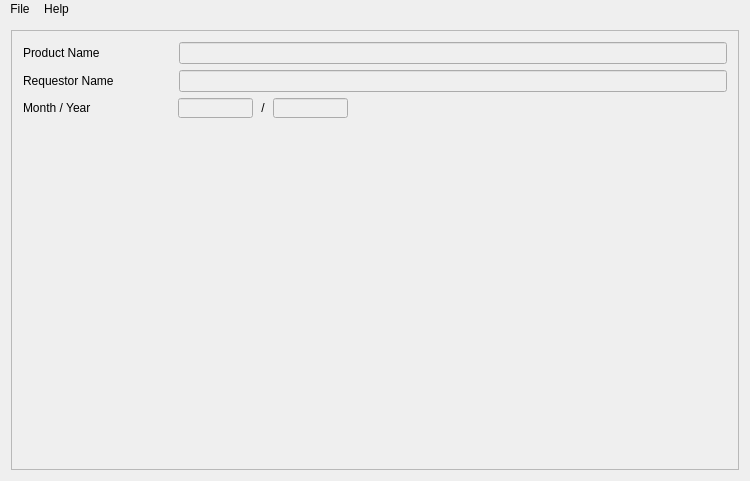
The window that RegulatoryTemplate.ui (daemonangel/Ditaform) describes before a commit, drawn with Qt 5.
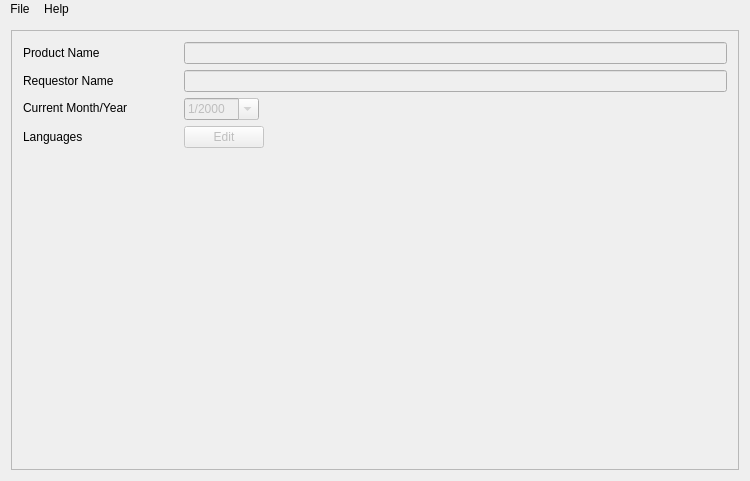
The same window after the commit. Icons and pictures are not drawn.

Commit message: changed month/year boxes to date widget added button to open language selection dialog

Patch:
```diff
--- a/RegulatoryTemplate.ui
+++ b/RegulatoryTemplate.ui
@@ -138,19 +138,8 @@
           </property>
          </widget>
         </item>
-        <item row="2" column="0" colspan="2">
-         <layout class="QHBoxLayout" name="horizontalLayout_2">
-          <property name="spacing">
-           <number>0</number>
-          </property>
-          <property name="sizeConstraint">
-           <enum>QLayout::SetDefaultConstraint</enum>
-          </property>
-          <property name="leftMargin">
-           <number>0</number>
-          </property>
-          <item>
-           <widget class="QLabel" name="monthyear_label">
+        <item row="2" column="0">
+         <widget class="QLabel" name="date_label">
             <property name="sizePolicy">
              <sizepolicy hsizetype="Fixed" vsizetype="Fixed">
               <horstretch>0</horstretch>
@@ -173,7 +162,7 @@
              <bool>false</bool>
             </property>
             <property name="text">
-             <string>Month / Year</string>
+           <string>Current Month/Year</string>
             </property>
             <property name="alignment">
              <set>Qt::AlignLeading|Qt::AlignLeft|Qt::AlignVCenter</set>
@@ -186,8 +175,8 @@
             </property>
            </widget>
           </item>
-          <item>
-           <widget class="QLineEdit" name="month_edit">
+        <item row="2" column="1">
+         <widget class="QDateEdit" name="date_edit">
             <property name="enabled">
              <bool>false</bool>
             </property>
@@ -200,50 +189,33 @@
             <property name="minimumSize">
              <size>
               <width>75</width>
-              <height>20</height>
-             </size>
-            </property>
-            <property name="maximumSize">
-             <size>
-              <width>75</width>
-              <height>20</height>
-             </size>
-            </property>
-           </widget>
-          </item>
-          <item>
-           <widget class="QLabel" name="slash_label">
-            <property name="sizePolicy">
-             <sizepolicy hsizetype="Fixed" vsizetype="Fixed">
-              <horstretch>0</horstretch>
-              <verstretch>0</verstretch>
-             </sizepolicy>
-            </property>
-            <property name="minimumSize">
-             <size>
-              <width>20</width>
-              <height>20</height>
-             </size>
-            </property>
-            <property name="maximumSize">
-             <size>
-              <width>20</width>
-              <height>20</height>
-             </size>
-            </property>
-            <property name="autoFillBackground">
-             <bool>false</bool>
-            </property>
+            <height>0</height>
+           </size>
+          </property>
+          <property name="displayFormat">
+           <string>M/yyyy</string>
+          </property>
+          <property name="calendarPopup">
+           <bool>true</bool>
+          </property>
+          <property name="date">
+           <date>
+            <year>2000</year>
+            <month>1</month>
+            <day>1</day>
+           </date>
+          </property>
+         </widget>
+        </item>
+        <item row="3" column="0">
+         <widget class="QLabel" name="languages_label">
             <property name="text">
-             <string>/</string>
-            </property>
-            <property name="alignment">
-             <set>Qt::AlignCenter</set>
-            </property>
-           </widget>
-          </item>
-          <item>
-           <widget class="QLineEdit" name="year_edit">
+           <string>Languages</string>
+          </property>
+         </widget>
+        </item>
+        <item row="3" column="1">
+         <widget class="QPushButton" name="languages_button">
             <property name="enabled">
              <bool>false</bool>
             </property>
@@ -256,34 +228,13 @@
             <property name="minimumSize">
              <size>
               <width>75</width>
-              <height>20</height>
-             </size>
-            </property>
-            <property name="maximumSize">
-             <size>
-              <width>75</width>
-              <height>20</height>
-             </size>
-            </property>
-           </widget>
-          </item>
-          <item>
-           <spacer name="horizontalSpacer_2">
-            <property name="orientation">
-             <enum>Qt::Horizontal</enum>
-            </property>
-            <property name="sizeType">
-             <enum>QSizePolicy::MinimumExpanding</enum>
-            </property>
-            <property name="sizeHint" stdset="0">
-             <size>
-              <width>0</width>
-              <height>0</height>
-             </size>
-            </property>
-           </spacer>
-          </item>
-         </layout>
+            <height>0</height>
+           </size>
+          </property>
+          <property name="text">
+           <string>Edit</string>
+          </property>
+         </widget>
         </item>
        </layout>
       </widget>
```
Left out of the diff: 68 changed lines with no effect on the pictures. Lines whose indentation alone changed are shown as unchanged. The commit also changes 4 other files.
